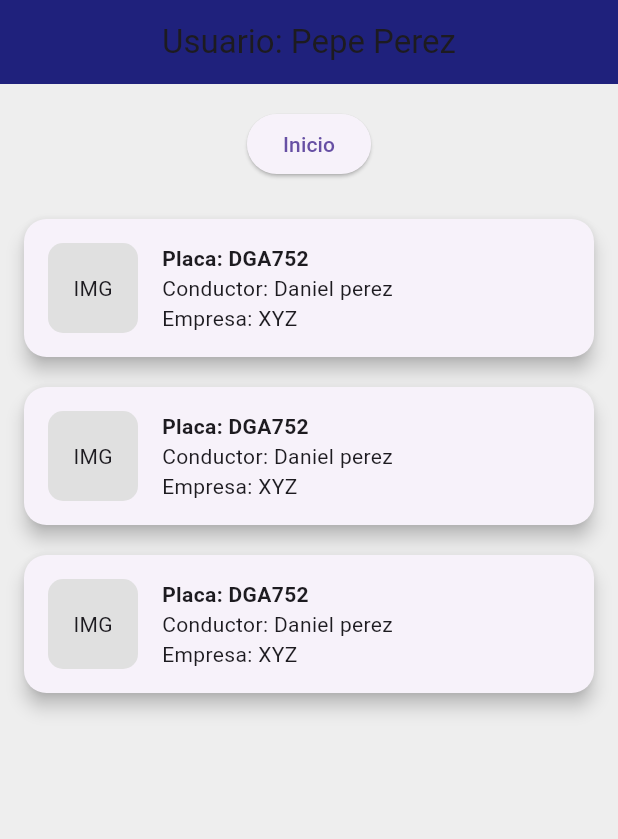
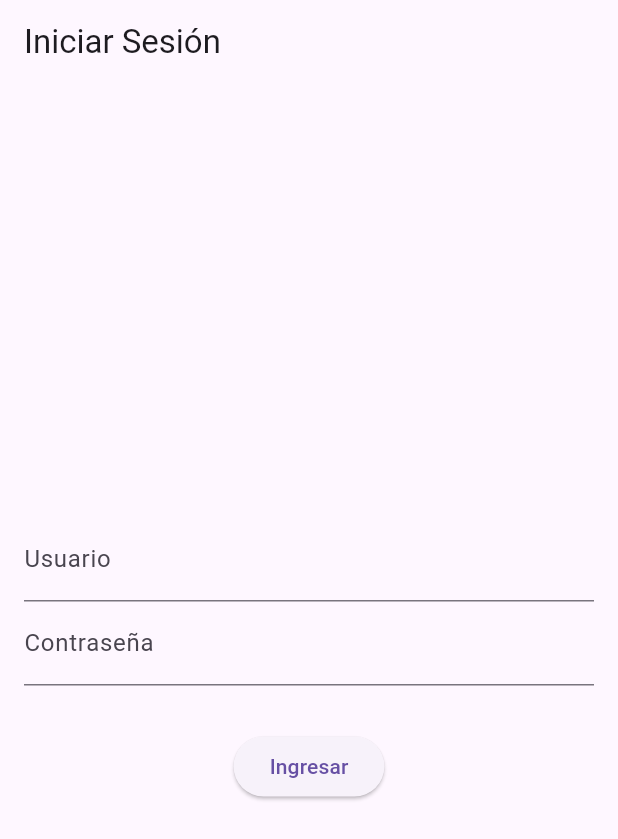
Before and after one commit to Dcardales/Flutter, a Flutter app: the screen it shows after launch, on a phone screen of 412 x 824 dp. Shown: the top 839 px of the screen. Run offline on Flutter 3.47's test engine with Material 3 defaults, Android fonts, the phone set to English and light mode, and no system bars; our stand-ins replace shared_preferences.

Commit message:
login  y vista carrito

```diff
--- a/lib/main.dart
+++ b/lib/main.dart
@@ -1,16 +1,28 @@
 import 'package:flutter/material.dart';
-import 'screens/home_screen.dart';
+import 'package:shared_preferences/shared_preferences.dart';
+import 'package:actividad_1/view/login_view.dart';
+import 'package:actividad_1/view/carros_view.dart';
 
-void main() {
-  runApp(MyApp());
+void main() async {
+  WidgetsFlutterBinding.ensureInitialized();
+  final prefs = await SharedPreferences.getInstance();
+  final token = prefs.getString('token');
+
+  runApp(CarrosApp(isLoggedIn: token != null));
 }
 
-class MyApp extends StatelessWidget {
+class CarrosApp extends StatelessWidget {
+  final bool isLoggedIn;
+
+  const CarrosApp({super.key, required this.isLoggedIn});
+
   @override
   Widget build(BuildContext context) {
     return MaterialApp(
+      title: 'Carros Eléctricos',
+      theme: ThemeData(primarySwatch: Colors.blue),
       debugShowCheckedModeBanner: false,
-      home: HomeScreen(),
+      home: isLoggedIn ? const CarrosView() : const LoginView(),
     );
   }
 }
--- a/lib/screens/home_screen.dart
+++ /dev/null
@@ -1,36 +0,0 @@
-import 'package:flutter/material.dart';
-import '../widgets/vehicle_card.dart';
-
-class HomeScreen extends StatelessWidget {
-  @override
-  Widget build(BuildContext context) {
-    return Scaffold(
-      backgroundColor: Colors.grey[200],
-      appBar: AppBar(
-        title: Text("Usuario: Pepe Perez"),
-        backgroundColor: const Color.fromARGB(255, 31, 33, 124),
-        centerTitle: true,
-      ),
-      body: Padding(
-        padding: const EdgeInsets.all(16.0),
-        child: Column(
-          children: [
-            ElevatedButton(
-              onPressed: () {},
-              child: Text("Inicio"),
-            ),
-            SizedBox(height: 16.0),
-            Expanded(
-              child: ListView.builder(
-                itemCount: 3,
-                itemBuilder: (context, index) {
-                  return VehicleCard();
-                },
-              ),
-            ),
-          ],
-        ),
-      ),
-    );
-  }
-}
--- /dev/null
+++ b/lib/view/login_view.dart
@@ -0,0 +1,81 @@
+import 'package:actividad_1/controller/auth_controller.dart';
+import 'package:actividad_1/view/carros_view.dart';
+import 'package:flutter/material.dart';
+
+class LoginView extends StatefulWidget {
+  const LoginView({super.key});
+
+  @override
+  State<LoginView> createState() => _LoginViewState();
+}
+
+class _LoginViewState extends State<LoginView> {
+  final TextEditingController _usernameController = TextEditingController();
+  final TextEditingController _passwordController = TextEditingController();
+  bool _isLoading = false;
+  String? _errorMessage;
+
+  void _login() async {
+    setState(() {
+      _isLoading = true;
+      _errorMessage = null;
+    });
+
+    final success = await AuthController.login(
+      _usernameController.text,
+      _passwordController.text,
+    );
+
+    setState(() {
+      _isLoading = false;
+    });
+
+    if (success) {
+      // 🚀 Navega directamente a la vista de carros
+      Navigator.pushReplacement(
+        context,
+        MaterialPageRoute(builder: (_) => const CarrosView()),
+      );
+    } else {
+      setState(() {
+        _errorMessage = 'Usuario o contraseña incorrectos';
+      });
+    }
+  }
+
+  @override
+  Widget build(BuildContext context) {
+    return Scaffold(
+      appBar: AppBar(title: const Text('Iniciar Sesión')),
+      body: Padding(
+        padding: const EdgeInsets.all(16.0),
+        child: Column(
+          mainAxisAlignment: MainAxisAlignment.center,
+          children: [
+            TextField(
+              controller: _usernameController,
+              decoration: const InputDecoration(labelText: 'Usuario'),
+            ),
+            TextField(
+              controller: _passwordController,
+              decoration: const InputDecoration(labelText: 'Contraseña'),
+              obscureText: true,
+            ),
+            const SizedBox(height: 20),
+            if (_isLoading) const CircularProgressIndicator(),
+            if (_errorMessage != null)
+              Text(
+                _errorMessage!,
+                style: const TextStyle(color: Colors.red),
+              ),
+            const SizedBox(height: 10),
+            ElevatedButton(
+              onPressed: _isLoading ? null : _login,
+              child: const Text('Ingresar'),
+            ),
+          ],
+        ),
+      ),
+    );
+  }
+}
--- a/lib/widgets/vehicle_card.dart
+++ /dev/null
@@ -1,38 +0,0 @@
-import 'package:flutter/material.dart';
-
-class VehicleCard extends StatelessWidget {
-  @override
-  Widget build(BuildContext context) {
-    return Card(
-      shape: RoundedRectangleBorder(borderRadius: BorderRadius.circular(15)),
-      elevation: 5,
-      margin: EdgeInsets.symmetric(vertical: 10),
-      child: Padding(
-        padding: const EdgeInsets.all(16.0),
-        child: Row(
-          crossAxisAlignment: CrossAxisAlignment.start,
-          children: [
-            Container(
-              width: 60,
-              height: 60,
-              decoration: BoxDecoration(
-                color: Colors.grey[300],
-                borderRadius: BorderRadius.circular(10),
-              ),
-              child: Center(child: Text("IMG")),
-            ),
-            SizedBox(width: 16.0),
-            Column(
-              crossAxisAlignment: CrossAxisAlignment.start,
-              children: [
-                Text("Placa: DGA752", style: TextStyle(fontWeight: FontWeight.bold)),
-                Text("Conductor: Daniel perez"),
-                Text("Empresa: XYZ"),
-              ],
-            ),
-          ],
-        ),
-      ),
-    );
-  }
-}
--- a/pubspec.yaml
+++ b/pubspec.yaml
@@ -9,8 +9,12 @@ environment:
 dependencies:
   flutter:
     sdk: flutter
+  http: ^1.3.0
+  shared_preferences: ^2.0.15
+  flutter_secure_storage: ^8.0.0
 
 dev_dependencies:
+
   flutter_test:
     sdk: flutter
   flutter_lints: ^5.0.0
```
Also changed, not shown: lib/controller/auth_controller.dart (added, +45 -0 lines), lib/controller/carros_controller.dart (added, +28 -0 lines), lib/model/carro_model.dart (added, +15 -0 lines), lib/view/carros_view.dart (added, +72 -0 lines), pubspec.lock, 6 other files.
